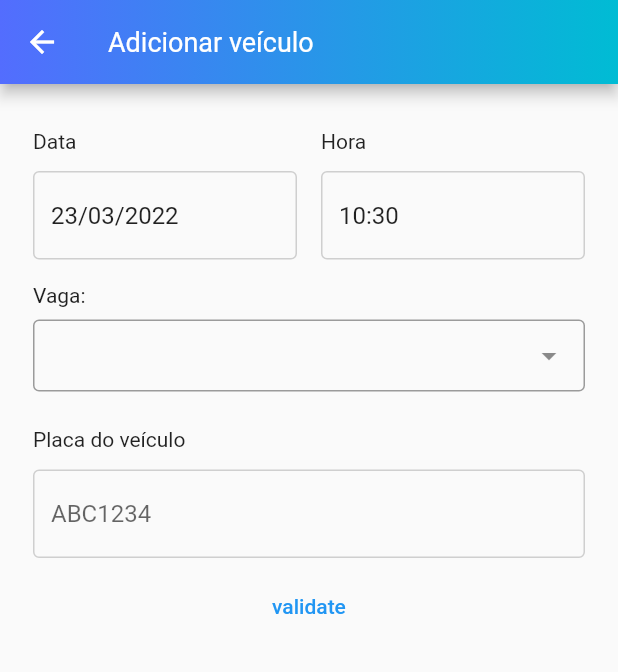
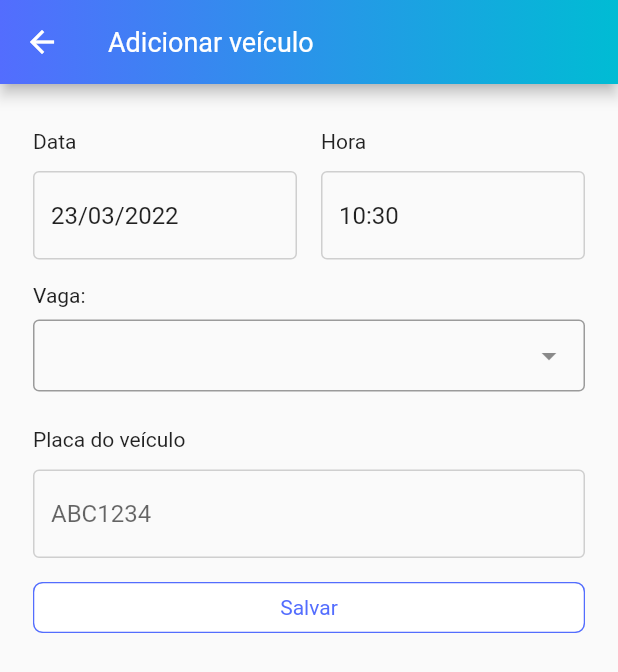
Before and after one commit to fmro1/raro_estacionamento, a Flutter app: the screen it shows after launch, after a tap on "Entrada", on a phone screen of 412 x 824 dp. Shown: the top 672 px of the screen. Run offline on Flutter 3.47's test engine with Material 2 defaults, Android fonts, the phone set to English and light mode, and no system bars; drawn by our look-alikes of dropdown_search; our stand-ins replace firebase_core, firebase_database, get_it; missing offline and left inert: dart:ffi; accounts and stored records are empty.

Commit message:
novo botao outlined_button e adição em telas

```diff
--- a/lib/main.dart
+++ b/lib/main.dart
@@ -9,6 +9,7 @@ import 'package:raro_estacionamento/views/add_vehicle_view/add_vehicle_view.dart
 import 'package:raro_estacionamento/views/common/app_bar_background.dart';
 import 'package:raro_estacionamento/views/common/create_route.dart';
 import 'package:raro_estacionamento/views/common/main_big_button.dart';
+import 'package:raro_estacionamento/views/history_all/all_history_view.dart';
 import 'package:raro_estacionamento/views/history_today/history_today_view.dart';
 import 'package:raro_estacionamento/views/my_spots/my_spots.dart';
 import 'package:raro_estacionamento/views/remove_vehicle_view/remove_vehicle_view.dart';
@@ -29,7 +30,7 @@ class MyApp extends StatelessWidget {
   Widget build(BuildContext context) {
     return MultiProvider(
       providers: [
-        ChangeNotifierProvider(create: (_) => SpotController()),
+        ChangeNotifierProvider(create: (_) => locator<SpotController>()),
       ],
       child: MaterialApp(
         title: 'Flutter Demo',
@@ -138,7 +139,11 @@ class _MyHomePageState extends State<MyHomePage> {
                           text: "Histórico",
                           iconData: Icons.assignment_outlined,
                           textColor: Colors.white,
-                          onTap: (){},
+                          onTap: (){
+                            Navigator.of(context).push(
+                                CreateRoute.pushRoute(AllHistoryView())
+                            );
+                          },
                         ),)
                       ],
                     ),
@@ -165,11 +170,11 @@ class _MyHomePageState extends State<MyHomePage> {
           ),
         ),
       ),
-      floatingActionButton: FloatingActionButton(
-        onPressed: _incrementCounter,
-        tooltip: 'Increment',
-        child: Icon(Icons.add),
-      ), // This trailing comma makes auto-formatting nicer for build methods.
+      // floatingActionButton: FloatingActionButton(
+      //   onPressed: _incrementCounter,
+      //   tooltip: 'Increment',
+      //   child: Icon(Icons.add),
+      // ), // This trailing comma makes auto-formatting nicer for build methods.
     );
   }
 }
--- a/lib/views/add_vehicle_view/add_vehicle_view.dart
+++ b/lib/views/add_vehicle_view/add_vehicle_view.dart
@@ -10,6 +10,7 @@ import 'package:raro_estacionamento/models/spot.dart';
 import 'package:raro_estacionamento/views/common/app_bar_background.dart';
 import 'package:raro_estacionamento/views/common/custom_form_field.dart';
 import 'package:dropdown_search/dropdown_search.dart';
+import 'package:raro_estacionamento/views/common/custom_outlined_button.dart';
 
 class AddVehicleView extends StatefulWidget {
   const AddVehicleView({
@@ -146,7 +147,7 @@ class _AddVehicleViewState extends State<AddVehicleView> {
                       CustomFormField(
                         textName: "Placa do veículo",
                         hintText: 'ABC1234',
-                        textInputType: TextInputType.number,
+                        textInputType: TextInputType.text,
                         textEditingController: _plateController,
                         inputFormatters: <TextInputFormatter>[
                           FilteringTextInputFormatter.allow(
@@ -160,8 +161,10 @@ class _AddVehicleViewState extends State<AddVehicleView> {
                             return null;
                         },
                       ),
-                      TextButton(
-                          onPressed: () async {
+                      SizedBox(height: 8,),
+                      CustomOutlinedButton(
+                        text: "Salvar",
+                          onTap: () async {
                         if (_formKey.currentState!.validate()) {
                           print('validação com sucesso!\nVerificando vaga...');
                           if (selectedSpot == null && widget.spot == null) {
@@ -187,8 +190,7 @@ class _AddVehicleViewState extends State<AddVehicleView> {
                             });
                           }
                         }
-                          },
-                          child: Text('validate')),
+                      }),
                     ],
                   ));
             },
--- /dev/null
+++ b/lib/views/common/custom_outlined_button.dart
@@ -0,0 +1,36 @@
+import 'package:flutter/material.dart';
+import 'package:raro_estacionamento/default_constants/default_ui_sizes.dart';
+
+class CustomOutlinedButton extends StatelessWidget {
+  const CustomOutlinedButton({Key? key,
+  required this.onTap,
+    required this.text,
+  }) : super(key: key);
+
+  final Function() onTap;
+  final String text;
+
+  @override
+  Widget build(BuildContext context) {
+    return Container(
+      margin: EdgeInsets.symmetric(horizontal: kHPadding/2),
+      decoration: BoxDecoration(
+        border: Border.all(color: Colors.indigoAccent),
+        borderRadius: BorderRadius.circular(kDefaultRadius),
+      ),
+      child: Material(
+        borderRadius: BorderRadius.circular(kDefaultRadius),
+        color: Colors.white,
+        child: InkWell(
+          onTap: onTap,
+          child: Center(
+            child: Padding(
+              padding: const EdgeInsets.all(8.0),
+              child: Text('$text',
+                style: TextStyle(color: Colors.indigoAccent),),
+            ),
+          ),
+        ),
+      ),);
+  }
+}
```
Also changed, not shown: lib/views/remove_vehicle_view/remove_vehicle_view.dart (+11 -5 lines). Lines whose indentation alone changed are shown as unchanged.
